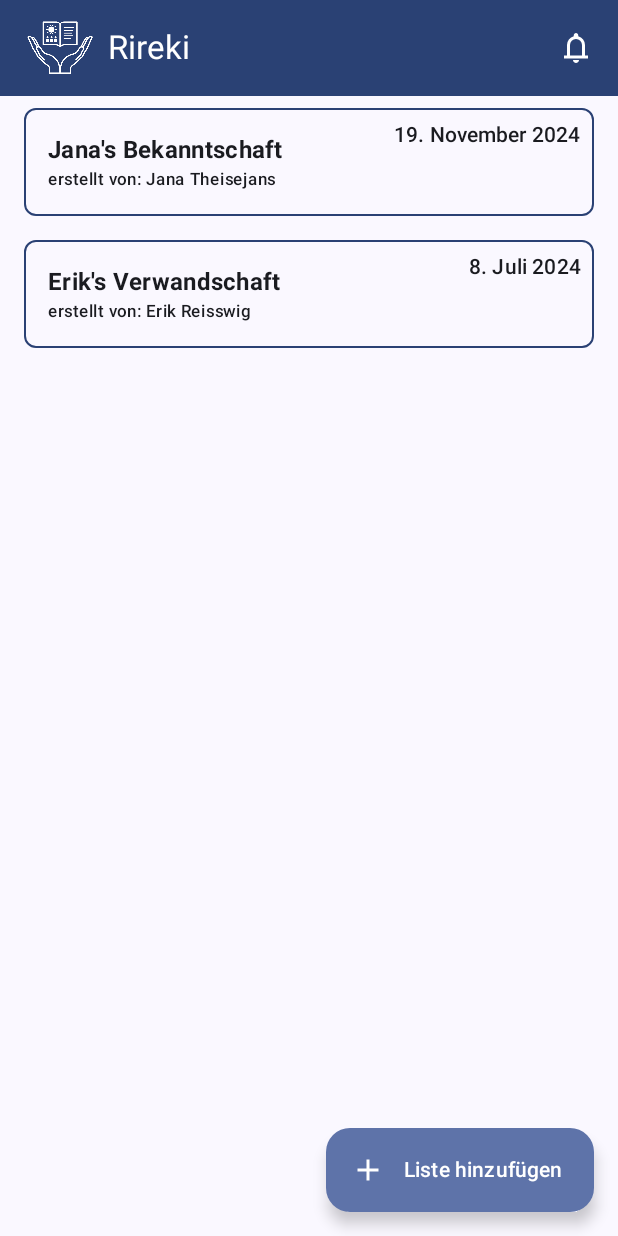
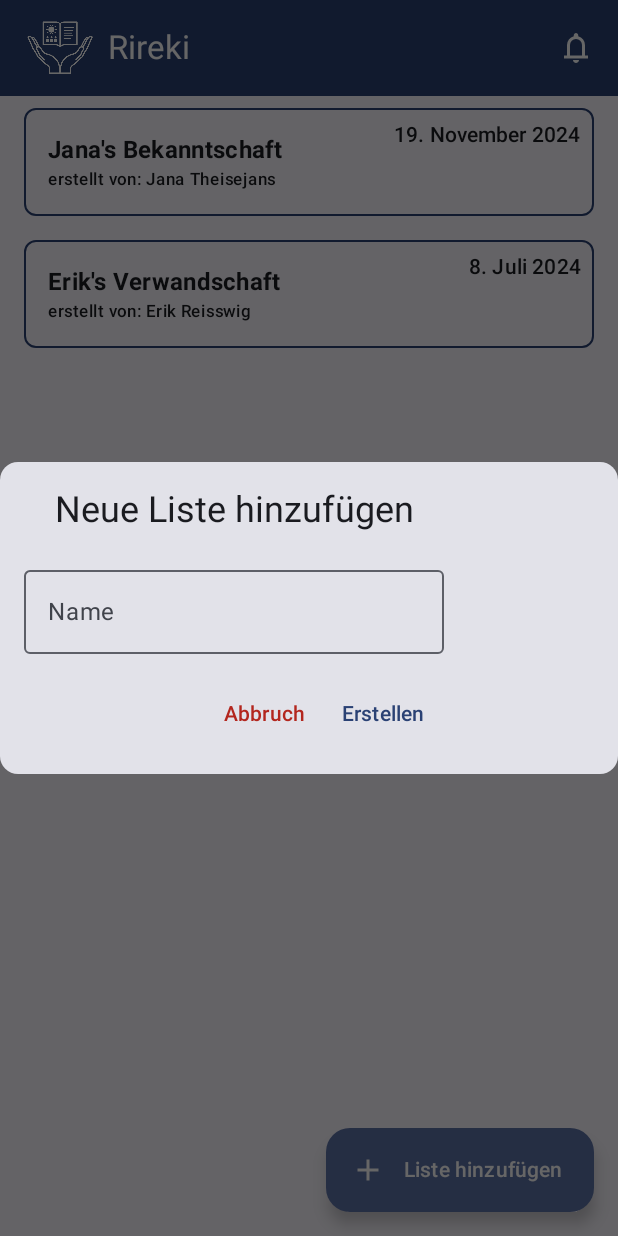
Before and after one commit to erikrei/Rireki, an Android app built with Jetpack Compose: the screen it shows after launch (MainActivity), after a tap on "Liste hinzufügen", on a phone screen of 412 x 824 dp. Run offline under Robolectric (Android 15) with nearby library versions, the phone set to English and light mode, and no system bars.

Commit message:
Steckbriefliste hinzufügen Popup - Auf "Liste hinzufügen" Klick wird ein Popup geöffnet mit dem der Benutzer einen Namen für die Liste angeben kann

```diff
--- a/app/src/main/java/com/example/rireki/ui/components/Home.kt
+++ b/app/src/main/java/com/example/rireki/ui/components/Home.kt
@@ -72,17 +72,9 @@ fun HomeTopBar(
 
 @Composable
 fun HomeFloatingActionButton(
+    onClick: () -> Unit,
     modifier: Modifier = Modifier
 ) {
-//    FloatingActionButton(
-//        onClick = { /*TODO*/ },
-//        modifier = modifier
-//    ) {
-//        Icon(
-//            painter = painterResource(id = R.drawable.add_24),
-//            contentDescription = null
-//        )
-//    }
     ExtendedFloatingActionButton(
         text = {
                Text(text = "Liste hinzufügen")
@@ -93,7 +85,7 @@ fun HomeFloatingActionButton(
                 contentDescription = null
             )
         },
-        onClick = { /*TODO*/ },
+        onClick = onClick,
         modifier = modifier
     )
 }
--- /dev/null
+++ b/app/src/main/java/com/example/rireki/ui/components/HomeDialog.kt
@@ -0,0 +1,118 @@
+package com.example.rireki.ui.components
+
+import androidx.compose.foundation.layout.Arrangement
+import androidx.compose.foundation.layout.Column
+import androidx.compose.foundation.layout.Row
+import androidx.compose.foundation.layout.fillMaxWidth
+import androidx.compose.foundation.layout.padding
+import androidx.compose.material3.Card
+import androidx.compose.material3.MaterialTheme
+import androidx.compose.material3.OutlinedTextField
+import androidx.compose.material3.Text
+import androidx.compose.material3.TextButton
+import androidx.compose.runtime.Composable
+import androidx.compose.runtime.getValue
+import androidx.compose.runtime.mutableStateOf
+import androidx.compose.runtime.remember
+import androidx.compose.runtime.setValue
+import androidx.compose.ui.Alignment
+import androidx.compose.ui.Modifier
+import androidx.compose.ui.res.dimensionResource
+import androidx.compose.ui.res.stringResource
+import androidx.compose.ui.window.Dialog
+import com.example.rireki.R
+
+@Composable
+fun HomeDialogAddList(
+    onSubmit: () -> Unit,
+    onDismissRequest: () -> Unit,
+    modifier: Modifier = Modifier
+) {
+    var listName by remember {
+        mutableStateOf("")
+    }
+
+    Dialog(
+        onDismissRequest = onDismissRequest,
+    ) {
+        Card(
+            modifier = modifier
+                .fillMaxWidth()
+        ) {
+            Column(
+                verticalArrangement = Arrangement.spacedBy(
+                    dimensionResource(id = R.dimen.dialog_card_inner_spacing)
+                ),
+                horizontalAlignment = Alignment.CenterHorizontally,
+                modifier = Modifier
+                    .padding(
+                        dimensionResource(id = R.dimen.dialog_card_inner_padding)
+                    )
+            ) {
+                Text(
+                    text = stringResource(id = R.string.dialog_title),
+                    style = MaterialTheme.typography.headlineSmall
+                )
+                HomeDialogAddListField(
+                    listName = listName,
+                    onValueChange = { listName = it }
+                )
+                HomeDialogAddListButtons(
+                    onSubmit = onSubmit,
+                    onDismissRequest = onDismissRequest,
+                    modifier = Modifier
+                        .align(Alignment.End)
+                )
+            }
+        }
+    }
+}
+
+@Composable
+fun HomeDialogAddListField(
+    listName: String,
+    onValueChange: (String) -> Unit,
+    modifier: Modifier = Modifier
+) {
+    Column(
+        modifier = modifier
+    ) {
+        OutlinedTextField(
+            value = listName,
+            onValueChange = onValueChange,
+            singleLine = true,
+            label = {
+                Text(
+                    text = stringResource(id = R.string.dialog_field_label),
+                )
+            }
+        )
+    }
+}
+
+@Composable
+fun HomeDialogAddListButtons(
+    onSubmit: () -> Unit,
+    onDismissRequest: () -> Unit,
+    modifier: Modifier = Modifier
+) {
+    Row(
+        modifier = modifier
+    ) {
+        TextButton(
+            onClick = onDismissRequest
+        ) {
+            Text(
+                text = stringResource(id = R.string.dialog_cancel_button),
+                color = MaterialTheme.colorScheme.error
+            )
+        }
+        TextButton(
+            onClick = onSubmit
+        ) {
+            Text(
+                text = stringResource(id = R.string.dialog_submit_button)
+            )
+        }
+    }
+}
--- a/app/src/main/java/com/example/rireki/ui/screens/HomeScreen.kt
+++ b/app/src/main/java/com/example/rireki/ui/screens/HomeScreen.kt
@@ -9,12 +9,17 @@ import androidx.compose.foundation.shape.RoundedCornerShape
 import androidx.compose.material3.MaterialTheme
 import androidx.compose.material3.Scaffold
 import androidx.compose.runtime.Composable
+import androidx.compose.runtime.getValue
+import androidx.compose.runtime.mutableStateOf
+import androidx.compose.runtime.remember
+import androidx.compose.runtime.setValue
 import androidx.compose.ui.Modifier
 import androidx.compose.ui.res.dimensionResource
 import androidx.compose.ui.tooling.preview.Preview
 import androidx.compose.ui.unit.dp
 import com.example.rireki.R
 import com.example.rireki.data.dummyLists
+import com.example.rireki.ui.components.HomeDialogAddList
 import com.example.rireki.ui.components.HomeFloatingActionButton
 import com.example.rireki.ui.components.HomeSingleList
 import com.example.rireki.ui.components.HomeTopBar
@@ -24,9 +29,15 @@ import com.example.rireki.ui.theme.RirekiTheme
 fun HomeScreen(
     modifier: Modifier = Modifier
 ) {
+    var openDialog by remember {
+        mutableStateOf(false)
+    }
+
     Scaffold(
         topBar = { HomeTopBar() },
-        floatingActionButton = { HomeFloatingActionButton() },
+        floatingActionButton = { HomeFloatingActionButton(
+            onClick = { openDialog = true }
+        ) },
         modifier = modifier
     ) {
         paddingValues ->
@@ -53,6 +64,12 @@ fun HomeScreen(
                     )
                 }
             }
+            if (openDialog) {
+                HomeDialogAddList(
+                    onSubmit = { /* @TODO Wenn Liste hinzugefügt werden soll */ },
+                    onDismissRequest = { openDialog = false }
+                )
+            }
     }
 }
 
--- a/app/src/main/res/values/dimen.xml
+++ b/app/src/main/res/values/dimen.xml
@@ -18,4 +18,8 @@
     <dimen name="profile_list_inner_padding">16.dp</dimen>
     <dimen name="profile_list_created_padding">8.dp</dimen>
     <dimen name="profile_list_border_shape_size">8.dp</dimen>
+
+    <!--  Neue Liste Dialog  -->
+    <dimen name="dialog_card_inner_padding">16.dp</dimen>
+    <dimen name="dialog_card_inner_spacing">16.dp</dimen>
 </resources>
--- a/app/src/main/res/values/strings.xml
+++ b/app/src/main/res/values/strings.xml
@@ -10,4 +10,10 @@
     <string name="register_text">Registrieren</string>
     <string name="info_login_text">Bereits registriert?</string>
     <string name="info_register_text">Noch keinen Account?</string>
+
+    <!--  Neue Liste Dialog  -->
+    <string name="dialog_title">Neue Liste hinzufügen</string>
+    <string name="dialog_field_label">Name</string>
+    <string name="dialog_cancel_button">Abbruch</string>
+    <string name="dialog_submit_button">Erstellen</string>
 </resources>
```
Also changed, not shown: app/src/main/java/com/example/rireki/ui/screens/AuthenticationScreen.kt (renamed from app/src/main/java/com/example/rireki/ui/screens/Authentication.kt).
